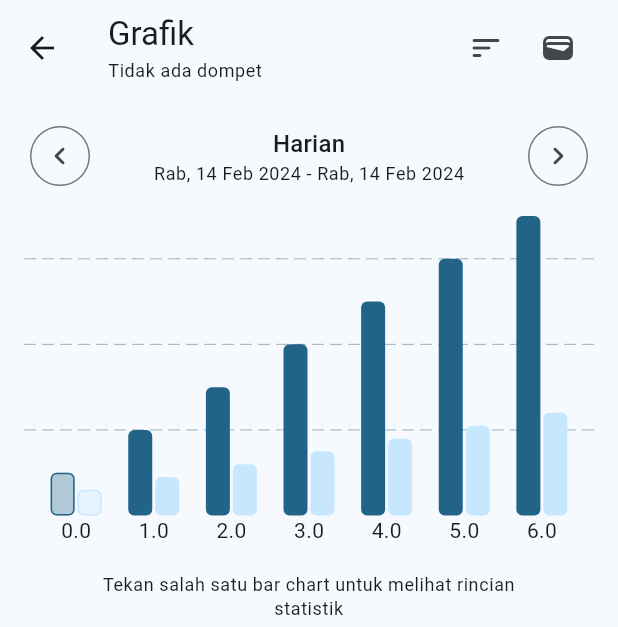
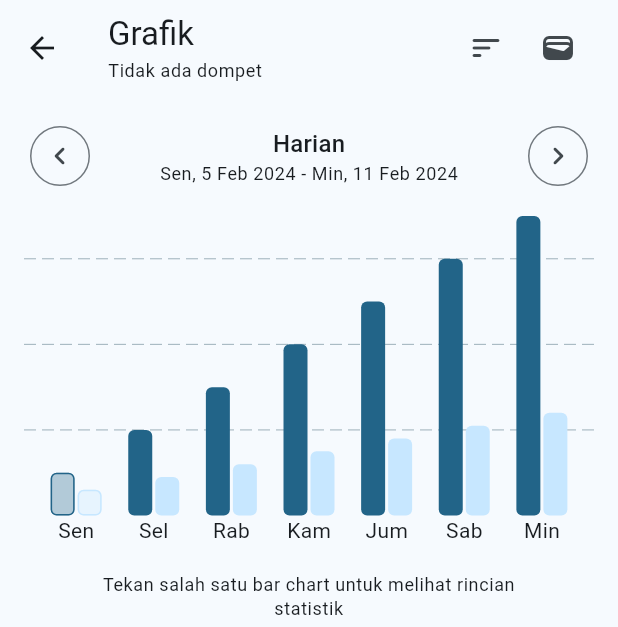
Before and after one commit to rizalanggoro/flutter_cashflow, a Flutter app: the HomeChartPage screen opened by its route, after a tap on the "chevron left" icon, on a phone screen of 412 x 824 dp. Shown: the top 627 px of the screen. Run offline on Flutter 3.47's test engine with Material 3 defaults, Android fonts, the phone set to English and light mode, and no system bars; drawn by our look-alikes of fl_chart; our stand-ins replace auto_route, currency_text_input_formatter, dartz, faker, flutter_hooks, gap and 3 more; accounts and stored records are empty; generated files the repository leaves out were written again.

Commit message:
upd feat: home chart

```diff
--- a/lib/features/home_chart/presentation/page.dart
+++ b/lib/features/home_chart/presentation/page.dart
@@ -1,7 +1,4 @@
 import 'package:auto_route/auto_route.dart';
-import 'package:cashflow/core/utils/extensions.dart';
-import 'package:cashflow/shared/enums/transaction_range_filter.dart';
-import 'package:cashflow/shared/presentation/providers/selected_transaction_range_filter.dart';
 import 'package:fl_chart/fl_chart.dart';
 import 'package:flutter/material.dart';
 import 'package:flutter_hooks/flutter_hooks.dart';
@@ -9,13 +6,25 @@ import 'package:gap/gap.dart';
 import 'package:hooks_riverpod/hooks_riverpod.dart';
 import 'package:intl/intl.dart';
 
+import '../../../core/utils/extensions.dart';
+import '../../../shared/enums/transaction_range_filter.dart';
+import '../../../shared/presentation/providers/selected_transaction_range_filter.dart';
+
 @RoutePage()
 class HomeChartPage extends HookConsumerWidget {
   const HomeChartPage({super.key});
 
   @override
   Widget build(BuildContext context, WidgetRef ref) {
+    // global state
+    final selectedTransactionRangeFilter =
+        ref.watch(selectedTransactionRangeFilterProvider);
+
+    // local state
     final selectedBarChartIndex = useState(0);
+    final dailyDate = useState(DateTime.now());
+    final monthlyDate = useState(DateTime.now());
+    final yearlyDate = useState(DateTime.now());
 
     return SingleChildScrollView(
       child: Column(
@@ -30,7 +39,13 @@ class HomeChartPage extends HookConsumerWidget {
             child: Row(
               children: [
                 IconButton.outlined(
-                  onPressed: () {},
+                  onPressed: () => _onTapChangeDateRange(
+                    isAdd: false,
+                    transactionRangeFilter: selectedTransactionRangeFilter,
+                    dailyDate: dailyDate,
+                    monthlyDate: monthlyDate,
+                    yearlyDate: yearlyDate,
+                  ),
                   icon: const Icon(Icons.chevron_left_rounded),
                 ),
                 Expanded(
@@ -45,15 +60,55 @@ class HomeChartPage extends HookConsumerWidget {
                         },
                         style: context.textTheme.titleMedium,
                       ),
-                      Text(
-                        '${DateFormat.yMMMEd().format(DateTime.now())} - ${DateFormat.yMMMEd().format(DateTime.now())}',
-                        style: context.textTheme.bodySmall,
-                      ),
+                      Builder(builder: (context) {
+                        var startDate = '', endDate = '';
+
+                        if (selectedTransactionRangeFilter.isDaily) {
+                          final currentWeekday = dailyDate.value.weekday;
+                          startDate = DateFormat.yMMMEd().format(
+                            dailyDate.value.subtract(
+                              Duration(days: currentWeekday - 1),
+                            ),
+                          );
+                          endDate = DateFormat.yMMMEd().format(
+                            dailyDate.value.add(
+                              Duration(days: 7 - currentWeekday),
+                            ),
+                          );
+                        } else if (selectedTransactionRangeFilter.isMonthly) {
+                          final currentDate = monthlyDate.value;
+                          startDate = DateFormat.yMMM().format(
+                            DateTime(currentDate.year, currentDate.month - 3),
+                          );
+                          endDate = DateFormat.yMMM().format(
+                            currentDate,
+                          );
+                        } else if (selectedTransactionRangeFilter.isYearly) {
+                          final currentDate = yearlyDate.value;
+                          startDate = DateFormat.y().format(
+                            DateTime(currentDate.year - 2),
+                          );
+                          endDate = DateFormat.y().format(
+                            currentDate,
+                          );
+                        }
+
+                        return Text(
+                          '$startDate - $endDate',
+                          style: context.textTheme.bodySmall,
+                        );
+                      }),
                     ],
                   ),
                 ),
                 IconButton.outlined(
-                  onPressed: () {},
+                  onPressed: () => _onTapChangeDateRange(
+                    isAdd: true,
+                    transactionRangeFilter: selectedTransactionRangeFilter,
+                    dailyDate: dailyDate,
+                    monthlyDate: monthlyDate,
+                    yearlyDate: yearlyDate,
+                  ),
                   icon: const Icon(Icons.chevron_right_rounded),
                 ),
               ],
@@ -79,27 +134,55 @@ class HomeChartPage extends HookConsumerWidget {
                       }
                     },
                   ),
-                  gridData: FlGridData(
-                    drawVerticalLine: false,
-                  ),
+                  gridData: const FlGridData(drawVerticalLine: false),
                   borderData: FlBorderData(
                     show: false,
                   ),
                   titlesData: FlTitlesData(
-                    topTitles: AxisTitles(),
-                    rightTitles: AxisTitles(),
-                    leftTitles: AxisTitles(),
+                    topTitles: const AxisTitles(),
+                    rightTitles: const AxisTitles(),
+                    leftTitles: const AxisTitles(),
                     bottomTitles: AxisTitles(
                       sideTitles: SideTitles(
                         showTitles: true,
-                        getTitlesWidget: (value, meta) =>
-                            Text(value.toString()),
+                        getTitlesWidget: (value, meta) {
+                          var title = '';
+
+                          if (selectedTransactionRangeFilter.isDaily) {
+                            final currentDate = dailyDate.value;
+                            final currentWeekday = currentDate.weekday;
+                            title = DateFormat.E().format(
+                              currentDate
+                                  .subtract(Duration(days: currentWeekday - 1))
+                                  .add(Duration(days: value.toInt())),
+                            );
+                          } else if (selectedTransactionRangeFilter.isMonthly) {
+                            final currentDate = monthlyDate.value;
+                            title = DateFormat.MMM().format(
+                              DateTime(
+                                currentDate.year,
+                                currentDate.month - 3 + value.toInt(),
+                              ),
+                            );
+                          } else {
+                            final currentDate = yearlyDate.value;
+                            title = DateFormat.y().format(
+                              DateTime(currentDate.year - 2 + value.toInt()),
+                            );
+                          }
+
+                          return Text(title);
+                        },
                       ),
                     ),
                   ),
                   barGroups: [
                     ...List.generate(
-                      7,
+                      selectedTransactionRangeFilter.isDaily
+                          ? 7
+                          : selectedTransactionRangeFilter.isMonthly
+                              ? 4
+                              : 3,
                       (index) {
                         final isSelected = index == selectedBarChartIndex.value;
 
@@ -154,7 +237,7 @@ class HomeChartPage extends HookConsumerWidget {
               textAlign: TextAlign.center,
             ),
           ),
-          Gap(8),
+          const Gap(8),
           const Divider(),
           Padding(
             padding: const EdgeInsets.only(
@@ -203,15 +286,16 @@ class HomeChartPage extends HookConsumerWidget {
               ),
             ),
           ),
-          Gap(16),
+          const Gap(16),
 
           // transactions
           ListView.builder(
             itemBuilder: (context, index) {
               return ListTile(
-                leading: CircleAvatar(child: Icon(Icons.south_west_rounded)),
+                leading:
+                    const CircleAvatar(child: Icon(Icons.south_west_rounded)),
                 title: Text('Category name $index'),
-                subtitle: Text('Transaction note example'),
+                subtitle: const Text('Transaction note example'),
                 trailing: Text(
                   NumberFormat.compactCurrency().format(12000),
                 ),
@@ -224,9 +308,36 @@ class HomeChartPage extends HookConsumerWidget {
           ),
 
           // spacer
-          Gap(56 + 32),
+          const Gap(56 + 32),
         ],
       ),
     );
   }
+
+  void _onTapChangeDateRange({
+    required bool isAdd,
+    required TransactionRangeFilter transactionRangeFilter,
+    required ValueNotifier<DateTime> dailyDate,
+    required ValueNotifier<DateTime> monthlyDate,
+    required ValueNotifier<DateTime> yearlyDate,
+  }) {
+    switch (transactionRangeFilter) {
+      case TransactionRangeFilter.daily:
+        dailyDate.value = dailyDate.value.add(
+          Duration(days: isAdd ? 6 : -6),
+        );
+        break;
+
+      case TransactionRangeFilter.monthly:
+        final currentDate = monthlyDate.value;
+        monthlyDate.value = DateTime(
+            currentDate.year, currentDate.month + (4 * (isAdd ? 1 : -1)));
+        break;
+
+      case TransactionRangeFilter.yearly:
+        final currentDate = yearlyDate.value;
+        yearlyDate.value = DateTime(currentDate.year + (3 * (isAdd ? 1 : -1)));
+        break;
+    }
+  }
 }
```
